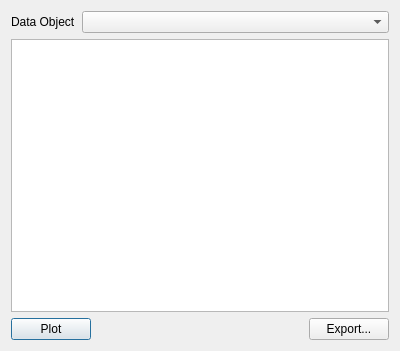
The window that dataviewer.ui (VespucciProject/Vespucci) describes before a commit, drawn with Qt 5.
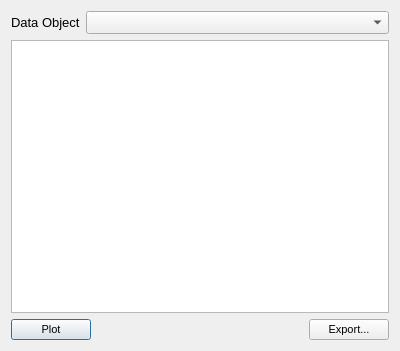
The same window after the commit.

Commit message: UI enhancements (larger dialogs with larger font (10 pt instead of 8 pt), plot preview interactions (mouse wheel zoom, drag), simplification of forms). Implementation of composite datasets through MetaDataset and MetaDatasetDialog.

Diff of the .ui file:
```diff
--- a/dataviewer.ui
+++ b/dataviewer.ui
@@ -10,6 +10,11 @@
     <height>351</height>
    </rect>
   </property>
+  <property name="font">
+   <font>
+    <pointsize>10</pointsize>
+   </font>
+  </property>
   <property name="windowTitle">
    <string>Data Viewer</string>
   </property>
@@ -27,6 +32,11 @@
          <height>16777215</height>
         </size>
        </property>
+       <property name="font">
+        <font>
+         <pointsize>8</pointsize>
+        </font>
+       </property>
        <property name="text">
         <string>Plot</string>
        </property>
@@ -40,6 +50,11 @@
          <height>16777215</height>
         </size>
        </property>
+       <property name="font">
+        <font>
+         <pointsize>8</pointsize>
+        </font>
+       </property>
        <property name="text">
         <string>Export...</string>
        </property>
```
The commit also changes 36 other files.
